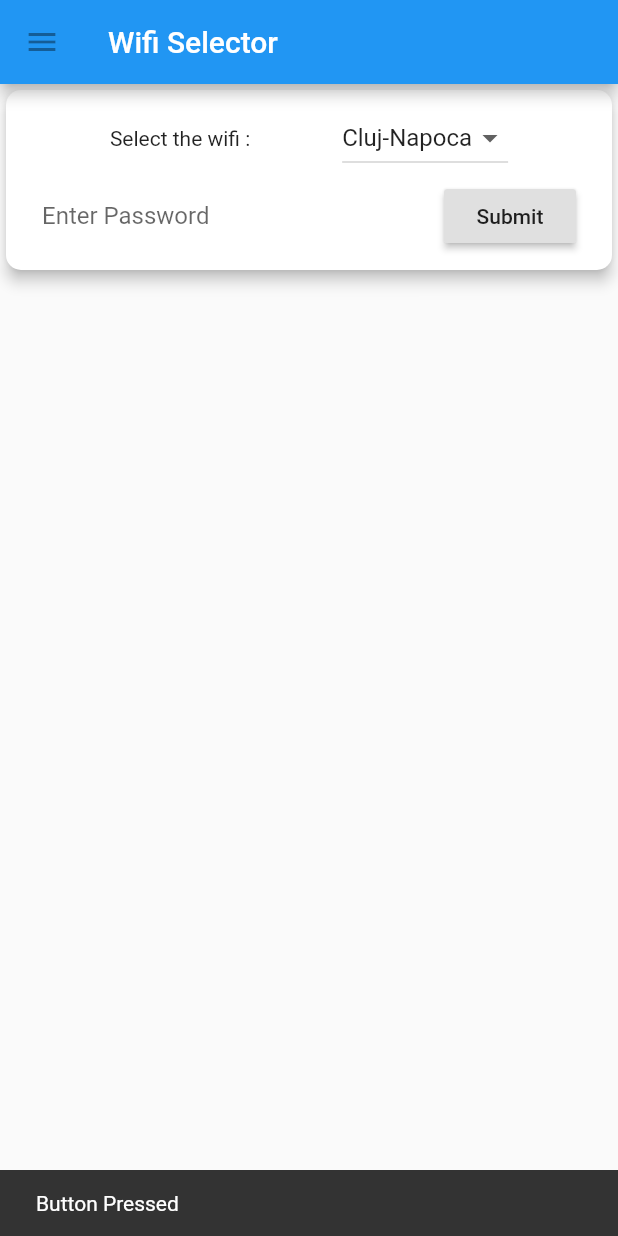
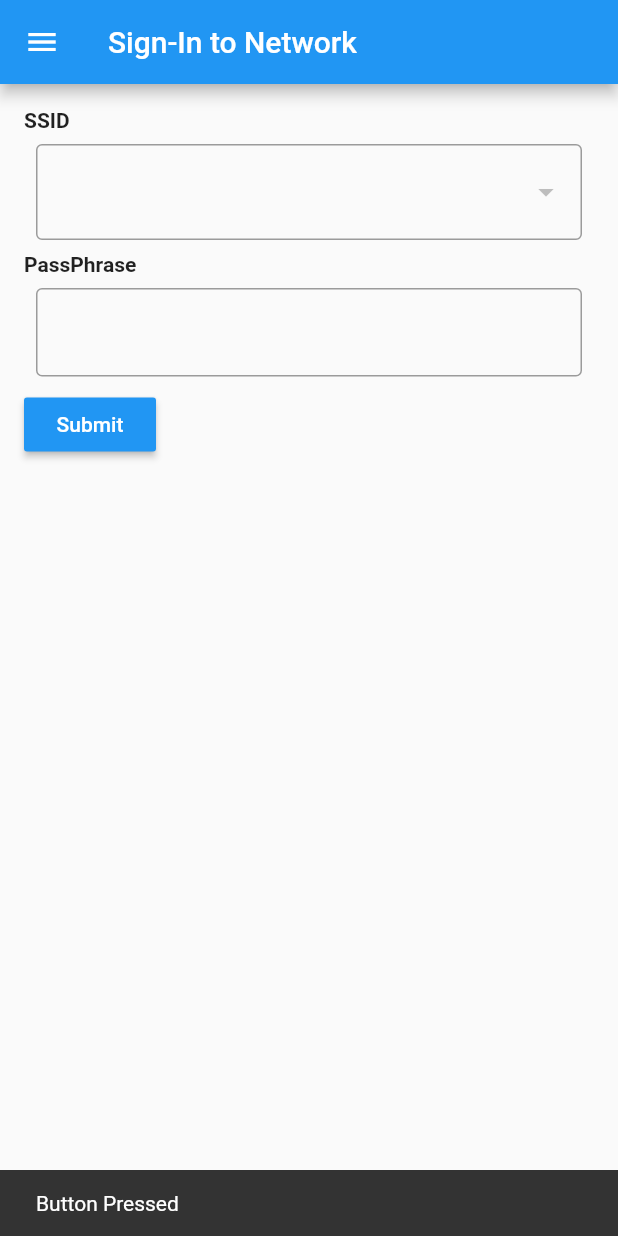
Before and after one commit to AgentTango/WifiPre, a Flutter app: the screen it shows after launch, after a tap on "Submit", on a phone screen of 412 x 824 dp. Run offline on Flutter 3.47's test engine with Material 2 defaults, Android fonts, the phone set to English and light mode, and no system bars.

Commit message:
Changed the layout yet again

```diff
--- a/lib/main.dart
+++ b/lib/main.dart
@@ -1,38 +1,48 @@
 import 'package:flutter/material.dart';
+
 void main () {
-  runApp(MaterialApp(
-    title: "Wifi Selector",
-    home: new Scaffold(
-      appBar: AppBar(title: Text("Wifi Selector"),leading: IconButton(icon: Icon(Icons.menu), onPressed: null),),
-      body: new Container(
-        child: SettingsWidget(),
-      ),
-    ),
-  ));
+  runApp(new MyApp());
 }
 
-class SettingsWidget extends StatefulWidget {
-  SettingsWidget({Key key}) : super(key: key);
-
+class MyApp extends StatelessWidget {
   @override
-  _SettingsWidgetState createState() => new _SettingsWidgetState();
+  Widget build(BuildContext context) {
+    return MaterialApp(
+      home: new Scaffold(
+        appBar: new AppBar(
+          leading: Icon(Icons.menu),
+          title: Text("Sign-In to Network"),
+        ),
+        body: new AppBody(),
+      ),
+    );
+  }
 }
 
-class _SettingsWidgetState extends State<SettingsWidget> {
+class AppBody extends StatefulWidget {
+  @override
+  State<StatefulWidget> createState() {
+    return AppBodyState();
+  }
+}
 
+class AppBodyState extends State<AppBody> {
   List _cities =
   ["Cluj-Napoca", "Bucuresti", "Timisoara", "Brasov", "Constanta"];
 
   List<DropdownMenuItem<String>> _dropDownMenuItems;
   String _currentCity;
-
+  void changedDropDownItem(String selectedCity) {
+    setState(() {
+      _currentCity = selectedCity;
+    });
+  }
   @override
   void initState() {
     _dropDownMenuItems = getDropDownMenuItems();
     _currentCity = _dropDownMenuItems[0].value;
     super.initState();
   }
-
   List<DropdownMenuItem<String>> getDropDownMenuItems() {
     List<DropdownMenuItem<String>> items = new List();
     for (String city in _cities) {
@@ -43,53 +53,40 @@ class _SettingsWidgetState extends State<SettingsWidget> {
     }
     return items;
   }
-
-  @override
   Widget build(BuildContext context) {
-    return new Container(
-      child: Card(
-        shape: RoundedRectangleBorder(borderRadius: BorderRadius.circular(10.0)),
-        color: Colors.white,
-        elevation: 4.0,
+    return SafeArea(
         child: Padding(
-          padding: const EdgeInsets.all(8.0),
+          padding: const EdgeInsets.all(16.0),
           child: new Column(
-            mainAxisSize: MainAxisSize.min,
+            crossAxisAlignment: CrossAxisAlignment.start,
             children: <Widget>[
-              new Row(
-                mainAxisAlignment: MainAxisAlignment.spaceEvenly,
-                children: <Widget>[
-                  new Text("Select the wifi :"),
-                  new DropdownButton(
-                    value: _currentCity,
-                    items: _dropDownMenuItems,
-                    onChanged: changedDropDownItem,
+              new Text("SSID",style: TextStyle(fontWeight: FontWeight.bold),),
+              Padding(
+                padding: const EdgeInsets.all(8.0),
+                child: DropdownButtonFormField(items: _dropDownMenuItems,decoration: InputDecoration(border: OutlineInputBorder()),),
+              ),
+              new Text("PassPhrase",style: TextStyle(fontWeight: FontWeight.bold),),
+              Padding(
+                padding: const EdgeInsets.all(8.0),
+                child: new TextField(
+                  obscureText: true,
+                  decoration: InputDecoration(
+                    border: OutlineInputBorder(),
                   ),
-                ],
+                ),
               ),
-              new ListTile(
-                  title: new TextField(
-                    obscureText: true,
-                    decoration: InputDecoration.collapsed(hintText: "Enter Password",),
-                  ),
-                  trailing: new RaisedButton(
-                      onPressed: () {
-                        Scaffold.of(context).showSnackBar(
-                            SnackBar(content: Text("Button Pressed")));
-                      },
-                      child: new Text("Submit"))
-              ),
+              new RaisedButton(
+                  onPressed: () {
+                    Scaffold.of(context).showSnackBar(
+                        SnackBar(content: Text("Button Pressed")));
+                  },
+                  child: new Text("Submit"),
+                color: Colors.blue,
+                textColor: Colors.white,
+              )
             ],
           ),
-        ),
-      ),
+        )
     );
   }
-
-  void changedDropDownItem(String selectedCity) {
-    setState(() {
-      _currentCity = selectedCity;
-    });
-  }
-
 }
```
